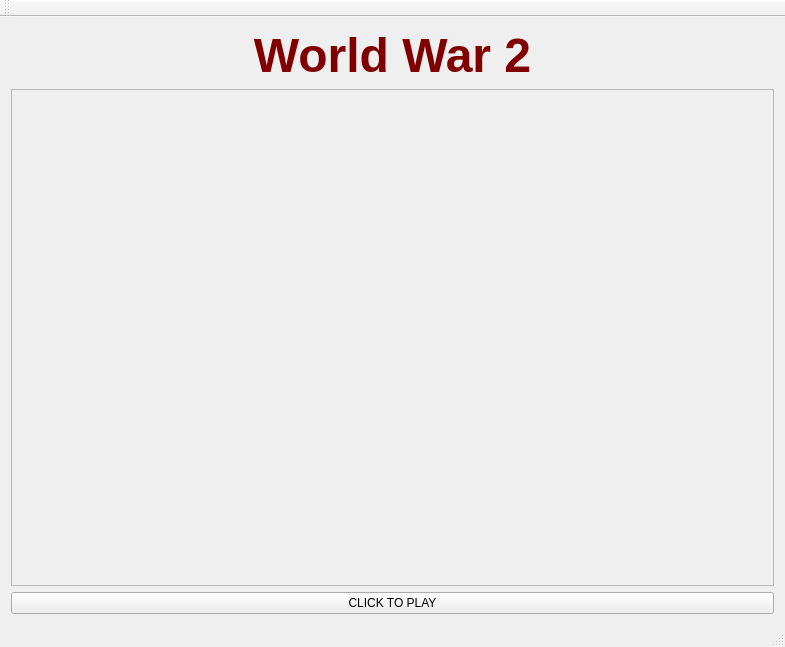
Qt form WormsWar2/mainwindow.ui (MarcoBiroli/Worms) before a commit.
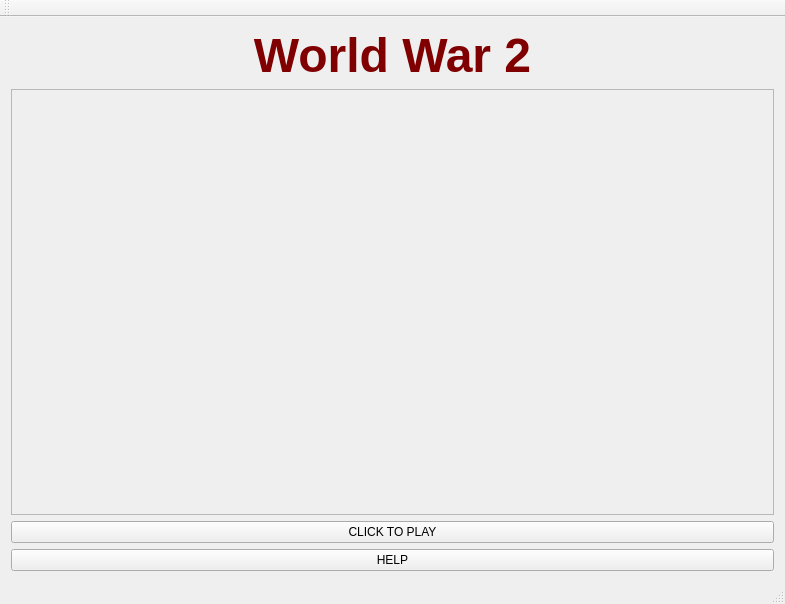
The same form after that commit. Icons and pictures are not drawn.

Commit message: help menu first commit still needs fixing but not affecting the game

```diff
--- a/WormsWar2/mainwindow.ui
+++ b/WormsWar2/mainwindow.ui
@@ -7,7 +7,7 @@
     <x>0</x>
     <y>0</y>
     <width>785</width>
-    <height>647</height>
+    <height>604</height>
    </rect>
   </property>
   <property name="windowTitle">
@@ -63,6 +63,13 @@
       </property>
      </widget>
     </item>
+    <item>
+     <widget class="QPushButton" name="Help">
+      <property name="text">
+       <string>HELP</string>
+      </property>
+     </widget>
+    </item>
    </layout>
   </widget>
   <widget class="QMenuBar" name="menuBar">
```
The commit also changes 19 other files.
